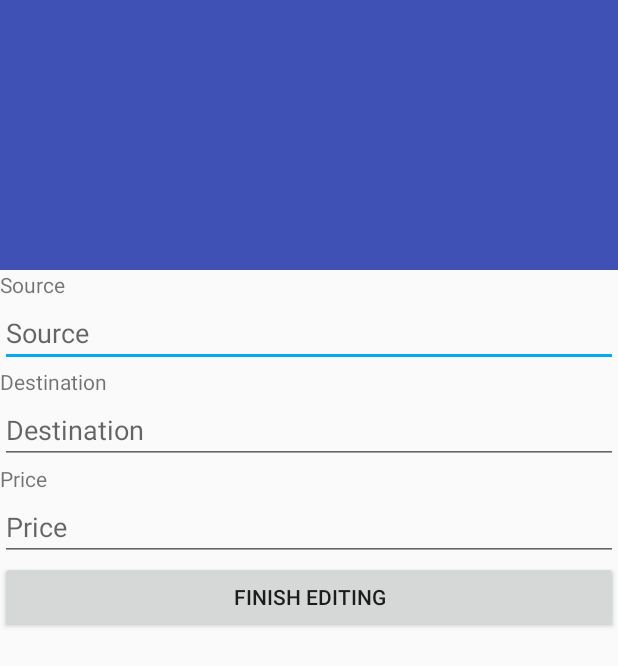
After one commit to mirceadino/concorde-android, an Android app: the layout activity_add_flight.xml on its own in the app's theme, with its tools: preview values and no code run, on a phone screen of 412 x 824 dp. The commit adds this screen. Shown: the top 666 px of the screen. Run offline under Robolectric (Android 15) with nearby library versions, the phone set to English and light mode, and no system bars.

Commit message:
Restructure project

```diff
--- a/app/src/main/java/com/ubb/mirko/concorde/FlightsAdapter.java
+++ b/app/src/main/java/com/ubb/mirko/concorde/ui/FlightsAdapter.java
@@ -56,6 +56,7 @@ class FlightsAdapter extends RecyclerView.Adapter<FlightsAdapter.ViewHolder> {
                 public void onClick(View view) {
                     Intent myIntent = new Intent(context_, EditFlightActivity.class);
                     myIntent.putExtra("flight", f);
+                    // TODO: startActivityWithResult
                     context_.startActivity(myIntent);
                 }
             });
--- /dev/null
+++ b/app/src/main/res/layout/activity_add_flight.xml
@@ -0,0 +1,37 @@
+<?xml version="1.0" encoding="utf-8"?>
+<android.support.design.widget.CoordinatorLayout xmlns:android="http://schemas.android.com/apk/res/android"
+    xmlns:app="http://schemas.android.com/apk/res-auto"
+    xmlns:tools="http://schemas.android.com/tools"
+    android:layout_width="match_parent"
+    android:layout_height="match_parent"
+    android:fitsSystemWindows="true"
+    tools:context="com.ubb.mirko.concorde.ui.EditFlightActivity">
+
+    <android.support.design.widget.AppBarLayout
+        android:id="@+id/app_bar"
+        android:layout_width="match_parent"
+        android:layout_height="@dimen/app_bar_height"
+        android:fitsSystemWindows="true"
+        android:theme="@style/AppTheme.AppBarOverlay">
+
+        <android.support.design.widget.CollapsingToolbarLayout
+            android:id="@+id/toolbar_layout"
+            android:layout_width="match_parent"
+            android:layout_height="match_parent"
+            android:fitsSystemWindows="true"
+            app:layout_scrollFlags="scroll|exitUntilCollapsed"
+            app:toolbarId="@+id/toolbar">
+
+            <android.support.v7.widget.Toolbar
+                android:id="@+id/toolbar"
+                android:layout_width="match_parent"
+                android:layout_height="?attr/actionBarSize"
+                app:layout_collapseMode="pin"
+                app:popupTheme="@style/AppTheme.PopupOverlay" />
+
+        </android.support.design.widget.CollapsingToolbarLayout>
+    </android.support.design.widget.AppBarLayout>
+
+    <include layout="@layout/content_edit_flight" />
+
+</android.support.design.widget.CoordinatorLayout>
```
Also changed, not shown: app/src/main/java/com/ubb/mirko/concorde/controller/FlightController.java (added, +8 -0 lines), app/src/main/java/com/ubb/mirko/concorde/model/FlightInMemoryDataset.java (deleted, +0 -42 lines), app/src/main/java/com/ubb/mirko/concorde/repository/FlightRepository.java (added, +8 -0 lines), app/src/main/java/com/ubb/mirko/concorde/repository/FlightRepositoryInMemory.java (added, +8 -0 lines), app/src/main/java/com/ubb/mirko/concorde/repository/Repository.java (added, +8 -0 lines), app/src/main/java/com/ubb/mirko/concorde/ui/AddFlightActivity.java (added, +92 -0 lines), app/src/main/res/drawable-v21/ic_menu_camera.xml (added, +12 -0 lines), app/src/main/res/drawable-v21/ic_menu_gallery.xml (added, +9 -0 lines), app/src/main/res/drawable-v21/ic_menu_manage.xml (added, +9 -0 lines), app/src/main/res/drawable-v21/ic_menu_send.xml (added, +9 -0 lines), app/src/main/res/drawable-v21/ic_menu_share.xml (added, +9 -0 lines), app/src/main/res/drawable-v21/ic_menu_slideshow.xml (added, +9 -0 lines), app/src/main/res/layout/content_add_flight.xml (added, +70 -0 lines), app/src/main/res/menu/menu_add_flight.xml (added, +10 -0 lines), 3 more files.
